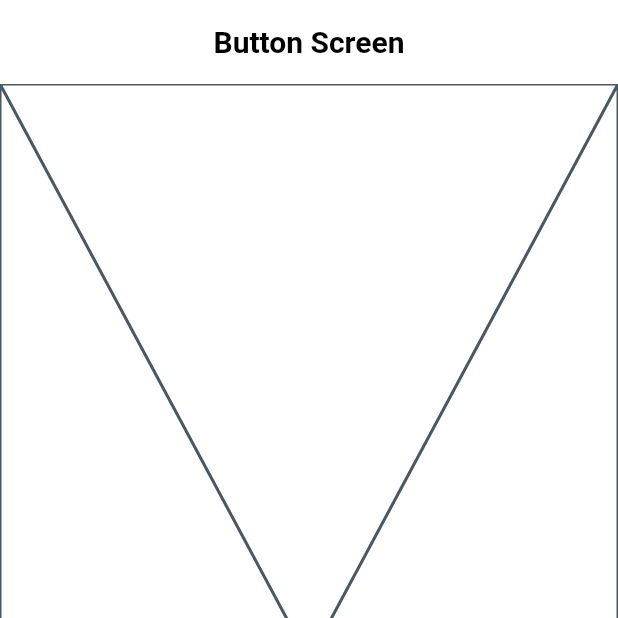
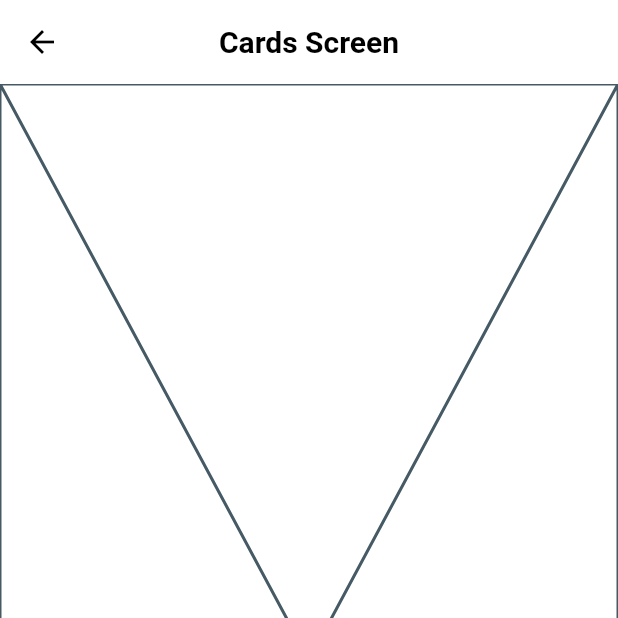
Before and after one commit to Jeudry/FlutterWidgetsApp, a Flutter app: the HomeScreen screen opened by its route, after a tap on "Buttons", on a phone screen of 412 x 824 dp, the top half of it. Run offline on Flutter 3.47's test engine with Material 3 defaults, Android fonts, the phone set to English and light mode, and no system bars; our stand-ins replace go_router.

Commit message:
route names implemented

```diff
--- a/lib/config/router/router.dart
+++ b/lib/config/router/router.dart
@@ -6,14 +6,17 @@ final appRouter = GoRouter(
   routes: [
     GoRoute(
       path: '/',
+      name: HomeScreen.name,
       builder: (context, state) => const HomeScreen(),
     ),
     GoRoute(
       path: '/buttons',
+      name: ButtonsScreen.name,
       builder: (context, state) => const ButtonsScreen(),
     ),
     GoRoute(
       path: '/cards',
+      name: CardsScreen.name,
       builder: (context, state) => const CardsScreen(),
     )
   ],
--- a/lib/presentation/screens/buttons/buttons_screen.dart
+++ b/lib/presentation/screens/buttons/buttons_screen.dart
@@ -1,6 +1,8 @@
 import 'package:flutter/material.dart';
 
 class ButtonsScreen extends StatelessWidget {
+  static const name = 'buttons_screen';
+
   const ButtonsScreen({super.key});
 
   @override
--- a/lib/presentation/screens/cards/card_screen.dart
+++ b/lib/presentation/screens/cards/card_screen.dart
@@ -1,6 +1,8 @@
 import 'package:flutter/material.dart';
 
 class CardsScreen extends StatelessWidget {
+  static const name = 'cards_screen';
+
   const CardsScreen({super.key});
 
   @override
--- a/lib/presentation/screens/home/home_screen.dart
+++ b/lib/presentation/screens/home/home_screen.dart
@@ -1,8 +1,11 @@
 import 'package:flutter/material.dart';
 import 'package:go_router/go_router.dart';
 import 'package:widgets_app/config/menu/menu_items.dart';
+import 'package:widgets_app/presentation/screens/cards/card_screen.dart';
 
 class HomeScreen extends StatelessWidget {
+  static const name = 'home_screen';
+
   const HomeScreen({super.key});
 
   @override
@@ -51,7 +54,7 @@ class _CustomListTile extends StatelessWidget {
       title: Text(item.title),
       subtitle: Text(item.subTitle),
       onTap: () {
-        context.go(item.route);
+        context.pushNamed(CardsScreen.name);
       },
     );
   }
```
